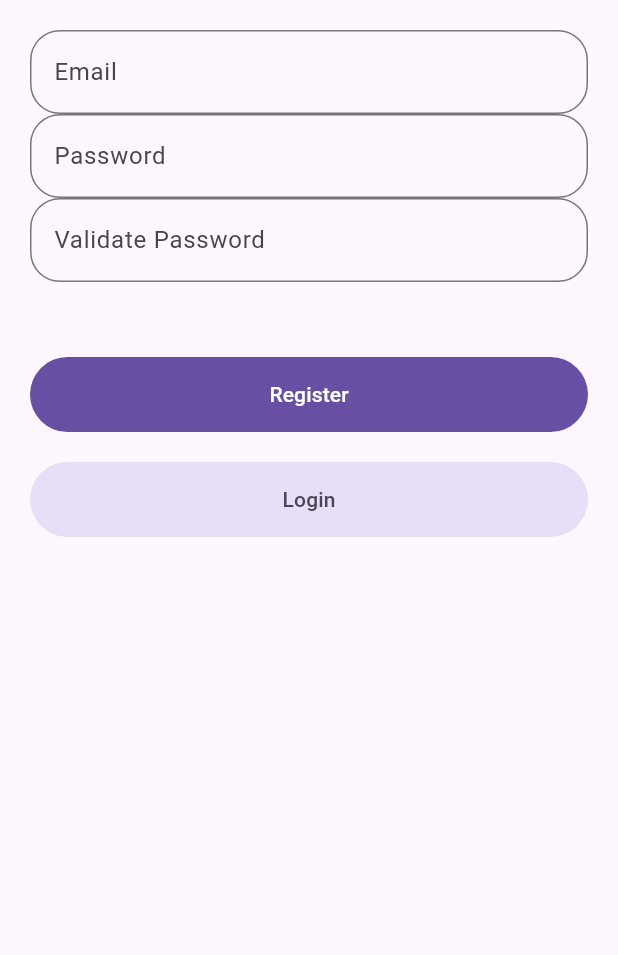
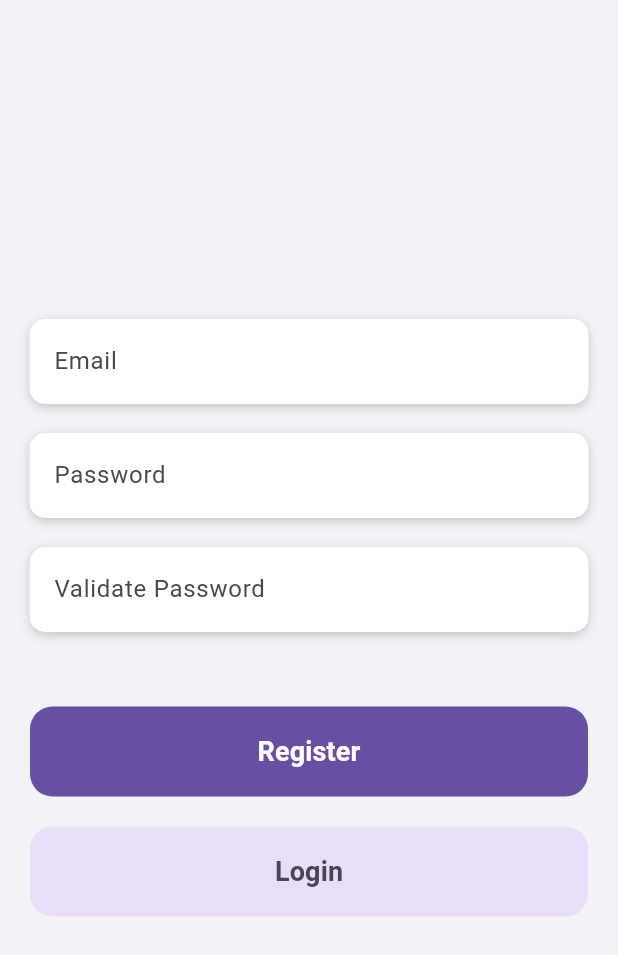
Before and after one commit to imtiendat0311/Study-Buddy, a Flutter app: the screen it shows after launch, after a tap on "Register", on a phone screen of 412 x 824 dp. Shown: the top 955 px of the screen. Run offline on Flutter 3.47's test engine with Material 2 defaults, Android fonts, the phone set to English and light mode, and no system bars; our stand-ins replace firebase_auth, firebase_core, font_awesome_flutter; accounts and stored records are empty.

```diff
--- a/lib/component/button_filled.dart
+++ b/lib/component/button_filled.dart
@@ -1,11 +1,49 @@
-import 'package:flutter/src/widgets/framework.dart';
-import 'package:flutter/src/widgets/placeholder.dart';
+import 'package:flutter/material.dart';
 
-class MyWidget extends StatelessWidget {
-  const MyWidget({super.key});
+class ButtonFilled extends StatelessWidget {
+  final String label;
+  final VoidCallback onPressed;
+  final bool primary;
+  const ButtonFilled(
+      {super.key,
+      required this.label,
+      required this.onPressed,
+      required this.primary});
 
   @override
   Widget build(BuildContext context) {
-    return const Placeholder();
+    if (primary) {
+      return SizedBox(
+          height: 60,
+          width: double.infinity,
+          child: FilledButton(
+              style: ButtonStyle(
+                shape: MaterialStateProperty.all<RoundedRectangleBorder>(
+                  RoundedRectangleBorder(
+                    borderRadius: BorderRadius.circular(15.0),
+                  ),
+                ),
+              ),
+              onPressed: onPressed,
+              child: Text(label,
+                  style:
+                      TextStyle(fontWeight: FontWeight.bold, fontSize: 18))));
+    } else {
+      return SizedBox(
+          height: 60,
+          width: double.infinity,
+          child: FilledButton.tonal(
+              style: ButtonStyle(
+                shape: MaterialStateProperty.all<RoundedRectangleBorder>(
+                  RoundedRectangleBorder(
+                    borderRadius: BorderRadius.circular(15.0),
+                  ),
+                ),
+              ),
+              onPressed: onPressed,
+              child: Text(label,
+                  style:
+                      TextStyle(fontWeight: FontWeight.bold, fontSize: 18))));
+    }
   }
 }
--- /dev/null
+++ b/lib/component/button_icon.dart
@@ -0,0 +1,25 @@
+import 'package:flutter/material.dart';
+
+class ButtonIcon extends StatelessWidget {
+  final Icon icon;
+  final VoidCallback onPressed;
+  const ButtonIcon({super.key, required this.icon, required this.onPressed});
+
+  @override
+  Widget build(BuildContext context) {
+    return SizedBox(
+        width: 100,
+        height: 100,
+        child: FilledButton.tonal(
+          onPressed: onPressed,
+          child: icon,
+          style: ButtonStyle(
+            shape: MaterialStateProperty.all<RoundedRectangleBorder>(
+              RoundedRectangleBorder(
+                borderRadius: BorderRadius.circular(15.0),
+              ),
+            ),
+          ),
+        ));
+  }
+}
--- a/lib/component/input_text.dart
+++ b/lib/component/input_text.dart
@@ -13,14 +13,32 @@ class InputText extends StatelessWidget {
 
   @override
   Widget build(BuildContext context) {
-    return TextField(
+    return Container(
+        decoration: BoxDecoration(
+          color: Colors.white,
+          borderRadius: BorderRadius.circular(10.0),
+          boxShadow: [
+            BoxShadow(
+              offset: const Offset(0, 2),
+              blurRadius: 5.0,
+              color: Colors.black.withOpacity(0.2),
+            ),
+          ],
+        ),
+        child: TextField(
           controller: controller,
           obscureText: isHide,
           decoration: InputDecoration(
+            filled: true,
+            fillColor: Colors.white,
             labelText: text,
+            enabledBorder: const OutlineInputBorder(
+                borderSide: BorderSide(color: Colors.white, width: 0),
+                borderRadius: BorderRadius.all(Radius.circular(10))),
             border: const OutlineInputBorder(
-            borderRadius: BorderRadius.all(Radius.circular(20))),
+                borderSide: BorderSide(color: Colors.white, width: 0),
+                borderRadius: BorderRadius.all(Radius.circular(10))),
           ),
-    );
+        ));
   }
 }
--- a/lib/main.dart
+++ b/lib/main.dart
@@ -19,7 +19,9 @@ class MyApp extends StatelessWidget {
   Widget build(BuildContext context) {
     return MaterialApp(
       debugShowCheckedModeBanner: false,
-      theme: ThemeData(useMaterial3: true),
+      theme: ThemeData(
+          useMaterial3: true,
+          scaffoldBackgroundColor: const Color.fromRGBO(242, 242, 247, 1)),
       home: const AuthPage(),
     );
   }
--- a/lib/scene/auth_page.dart
+++ b/lib/scene/auth_page.dart
@@ -1,7 +1,7 @@
 import 'package:firebase_auth/firebase_auth.dart';
 import 'package:flutter/material.dart';
 import 'package:firebase_auth/firebase_auth.dart';
-import 'home.dart';
+import 'homepage.dart';
 import 'login.dart';
 
 class AuthPage extends StatelessWidget {
--- a/lib/scene/login.dart
+++ b/lib/scene/login.dart
@@ -1,6 +1,8 @@
 import 'package:flutter/material.dart';
 import 'package:study_buddy/etc/check_stuff.dart';
 import 'package:study_buddy/scene/register.dart';
+import '../component/button_filled.dart';
+import '../component/button_icon.dart';
 import '../component/input_text.dart';
 import 'package:font_awesome_flutter/font_awesome_flutter.dart';
 import 'package:firebase_auth/firebase_auth.dart';
@@ -31,9 +33,27 @@ class LoginState extends State<Login> {
 
   @override
   void dispose() {
-    // emailController.dispose();
-    // passController.dispose();
+    emailController.dispose();
+    passController.dispose();
     super.dispose();
+  }
+
+  void doLogin() async {
+    if (checkEmail(emailController.text) &&
+        checkPassword(passController.text, passController.text)) {
+      await FirebaseAuth.instance
+          .signInWithEmailAndPassword(
+              email: emailController.text, password: passController.text)
+          .catchError((error) {
+        if (error.code == 'user-not-found') {
+          ScaffoldMessenger.of(context).showSnackBar(
+              const SnackBar(content: Text('No user found for that email.')));
+        } else if (error.code == 'wrong-password') {
+          ScaffoldMessenger.of(context).showSnackBar(const SnackBar(
+              content: Text('Wrong password provided for that user.')));
+        }
+      });
+    }
   }
 
   @override
@@ -42,14 +62,15 @@ class LoginState extends State<Login> {
         body: SafeArea(
             child: Padding(
       padding: const EdgeInsets.all(20),
-      child: Column(children: <Widget>[
+      child:
+          Column(mainAxisAlignment: MainAxisAlignment.end, children: <Widget>[
         InputText(
           isHide: false,
           text: "Email",
           controller: emailController,
         ),
         const SizedBox(
-          height: 40,
+          height: 20,
         ),
         InputText(
           isHide: true,
@@ -57,60 +78,46 @@ class LoginState extends State<Login> {
           controller: passController,
         ),
         const SizedBox(
-          height: 50,
+          height: 40,
         ),
-        SizedBox(
-          height: 50,
-          width: double.infinity,
-          child: FilledButton(
-              onPressed: () async {
-                if (checkEmail(emailController.text) &&
-                    checkPassword(passController.text, passController.text)) {
-                  await FirebaseAuth.instance
-                      .signInWithEmailAndPassword(
-                          email: emailController.text,
-                          password: passController.text)
-                      .catchError((error) {
-                    if (error.code == 'user-not-found') {
-                      ScaffoldMessenger.of(context).showSnackBar(const SnackBar(
-                          content: Text('No user found for that email.')));
-                    } else if (error.code == 'wrong-password') {
-                      ScaffoldMessenger.of(context).showSnackBar(const SnackBar(
-                          content:
-                              Text('Wrong password provided for that user.')));
-                    }
-                  });
-                }
-              },
-              child: const Text("Login")),
-        ),
+        ButtonFilled(primary: true, onPressed: doLogin, label: "Login"),
         const SizedBox(
           height: 20,
         ),
-        SizedBox(
-            height: 50,
-            width: double.infinity,
-            child: FilledButton.tonal(
-                onPressed: () => Navigator.push(
-                    context,
-                    MaterialPageRoute(
-                      builder: (context) => const Register(),
-                    )),
-                child: const Text("Register"))),
+        ButtonFilled(
+          primary: false,
+          onPressed: () => Navigator.push(
+              context,
+              MaterialPageRoute(
+                builder: (context) => const Register(),
+              )),
+          label: "Register",
+        ),
         const SizedBox(
-          height: 20,
+          height: 40,
+        ),
+        const Text(
+          "Or login with",
+          style: TextStyle(fontSize: 18),
+        ),
+        const SizedBox(
+          height: 40,
         ),
         Row(
           mainAxisAlignment: MainAxisAlignment.spaceAround,
           children: [
-            FilledButton.tonal(
+            ButtonIcon(
+              icon: Icon(FontAwesomeIcons.google),
               onPressed: () {},
-              child: const Icon(FontAwesomeIcons.google),
             ),
-            FilledButton.tonal(
-                onPressed: () {}, child: const Icon(FontAwesomeIcons.facebook)),
-            FilledButton.tonal(
-                onPressed: () {}, child: const Icon(FontAwesomeIcons.twitter))
+            ButtonIcon(
+              icon: Icon(FontAwesomeIcons.facebook),
+              onPressed: () {},
+            ),
+            ButtonIcon(
+              icon: Icon(FontAwesomeIcons.twitter),
+              onPressed: () {},
+            )
           ],
         )
       ]),
--- a/lib/scene/register.dart
+++ b/lib/scene/register.dart
@@ -2,6 +2,8 @@ import 'package:firebase_auth/firebase_auth.dart';
 import 'package:flutter/material.dart';
 import 'package:study_buddy/component/input_text.dart';
 import 'package:study_buddy/etc/check_stuff.dart';
+
+import '../component/button_filled.dart';
 
 var emailController;
 var passController;
@@ -15,6 +17,8 @@ class Register extends StatefulWidget {
   @override
   State<Register> createState() => RegisterState();
 }
+
+void doRegister() async {}
 
 class RegisterState extends State<Register> {
   @override
@@ -34,15 +38,18 @@ class RegisterState extends State<Register> {
             child: Padding(
                 padding: const EdgeInsets.all(20),
                 child: Column(
+                  mainAxisAlignment: MainAxisAlignment.center,
                   children: [
                     InputText(
                         isHide: false,
                         text: "Email",
                         controller: emailController),
+                    SizedBox(height: 20),
                     InputText(
                         isHide: true,
                         text: "Password",
                         controller: passController),
+                    SizedBox(height: 20),
                     InputText(
                         isHide: true,
                         text: "Validate Password",
@@ -50,15 +57,12 @@ class RegisterState extends State<Register> {
                     const SizedBox(
                       height: 50,
                     ),
-                    SizedBox(
-                        height: 50,
-                        width: double.infinity,
-                        child: FilledButton(
+                    ButtonFilled(
+                      label: "Register",
                       onPressed: () async {
                         if (checkEmail(emailController.text) == false) {
                           ScaffoldMessenger.of(context).showSnackBar(
-                                    const SnackBar(
-                                        content: Text("Invalid Email")));
+                              const SnackBar(content: Text("Invalid Email")));
                         } else if (checkPassword(passController.text,
                                 secondPassController.text) ==
                             false) {
@@ -69,8 +73,7 @@ class RegisterState extends State<Register> {
                             secondPassController.text) {
                           ScaffoldMessenger.of(context).showSnackBar(
                               const SnackBar(
-                                        content:
-                                            Text("Passwords do not match")));
+                                  content: Text("Passwords do not match")));
                         } else {
                           await FirebaseAuth.instance
                               .createUserWithEmailAndPassword(
@@ -81,23 +84,22 @@ class RegisterState extends State<Register> {
                                         ? Navigator.of(context).pop()
                                         : ScaffoldMessenger.of(context)
                                             .showSnackBar(const SnackBar(
-                                                      content: Text(
-                                                          "Invalid Email")))
+                                                content: Text("Invalid Email")))
                                   });
                         }
                       },
-                            child: const Text("Register"))),
+                      primary: true,
+                    ),
                     const SizedBox(
                       height: 20,
                     ),
-                    SizedBox(
-                        height: 50,
-                        width: double.infinity,
-                        child: FilledButton.tonal(
+                    ButtonFilled(
+                      label: "Login",
                       onPressed: () {
                         Navigator.of(context).pop();
                       },
-                            child: const Text("Login")))
+                      primary: false,
+                    )
                   ],
                 ))));
   }
```
Also changed, not shown: lib/component/navbar.dart (added, +50 -0 lines), lib/scene/group_page.dart (added, +18 -0 lines), lib/scene/home.dart (deleted, +0 -27 lines), lib/scene/homepage.dart (added, +71 -0 lines), lib/scene/setting_page.dart (added, +16 -0 lines). Lines whose indentation alone changed are shown as unchanged.
